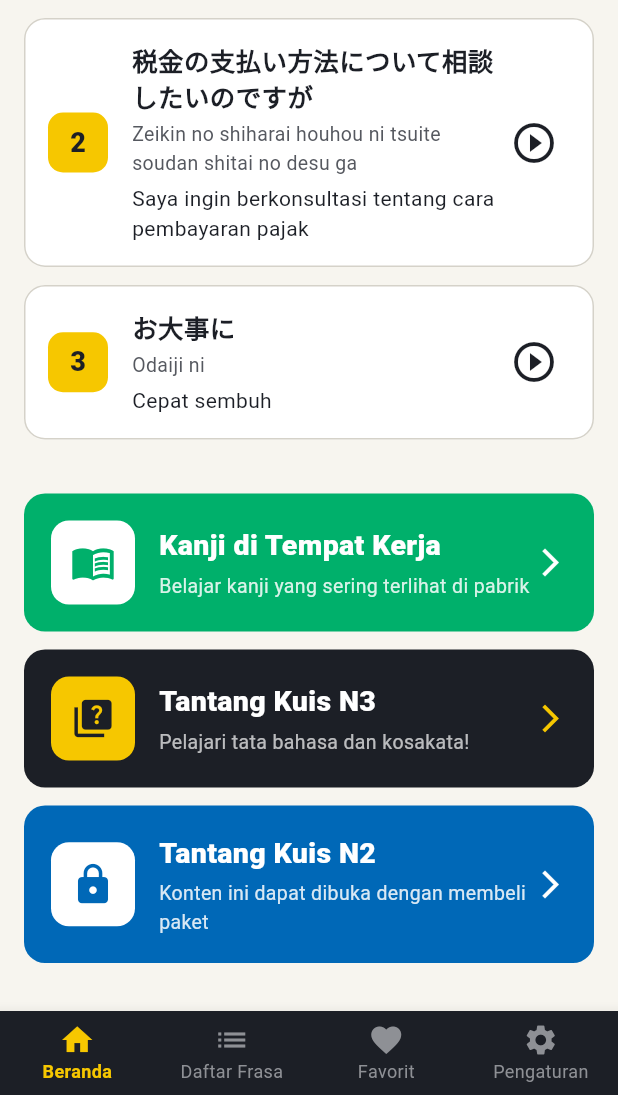
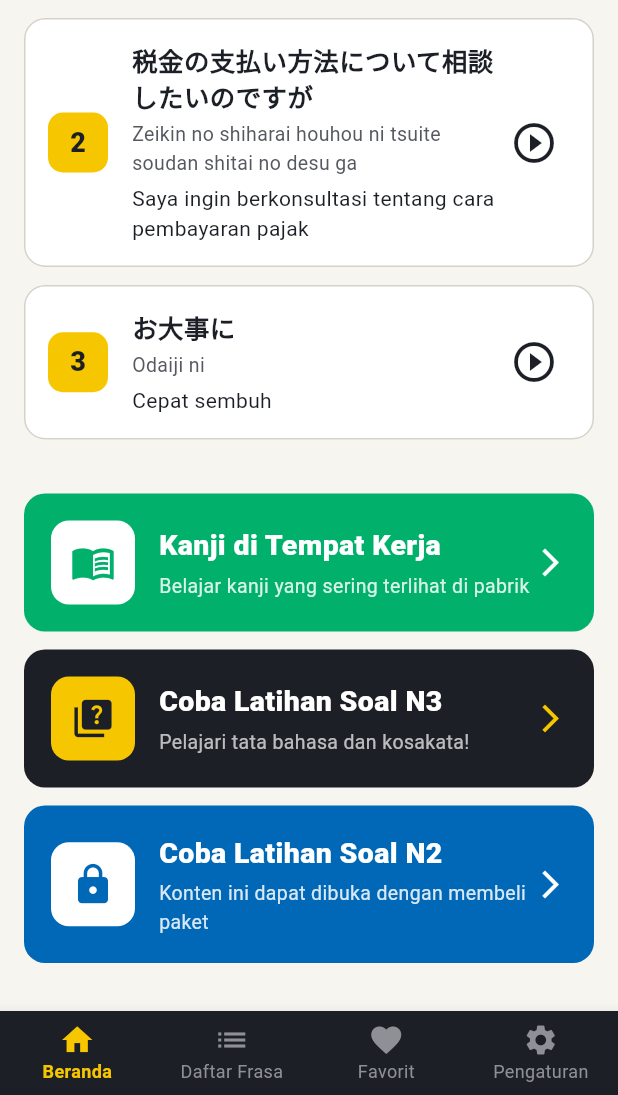
Before and after one commit to yuuki45/genba-nihongo, a Flutter app: the screen it shows after launch, scrolled down 336 dp, on a phone screen of 412 x 824 dp, the part 141-1236 px from its top. Run offline on Flutter 3.47's test engine with Material 3 defaults, Android fonts, the phone set to English and light mode, and no system bars; our stand-ins replace flutter_riverpod, flutter_tts, in_app_purchase, shared_preferences, sqflite; accounts and stored records are empty; Roboto replaces fonts that are missing (BIZUDPGothic, ZenMaruGothic).

Commit message:
JLPTコンテンツの名称を「クイズ」から「演習問題」に変更
- ja: N3演習問題 / N2演習問題（タイトル・ホームカード）
- id: Latihan Soal N3 / Latihan Soal N2
- 完了画面の文言は漢字クイズと共用のため中立的な表現に変更
  （クイズ完了！→おつかれさまでした！）
- 漢字機能のクイズ（読み/意味/苦手）は従来どおり「クイズ」のまま

Co-Authored-By: Claude Opus 4.8 (1M context) <noreply@anthropic.com>

```diff
--- a/lib/l10n/app_id.arb
+++ b/lib/l10n/app_id.arb
@@ -256,12 +256,12 @@
     "description": "Pesan ketika hasil pencarian tidak ditemukan"
   },
 
-  "quizTitle": "Kuis N3",
+  "quizTitle": "Latihan Soal N3",
   "@quizTitle": {
     "description": "Judul layar kuis"
   },
 
-  "quizCardTitle": "Tantang Kuis N3",
+  "quizCardTitle": "Coba Latihan Soal N3",
   "@quizCardTitle": {
     "description": "Judul kartu kuis di layar beranda"
   },
@@ -296,7 +296,7 @@
     "description": "Judul layar hasil"
   },
 
-  "quizCompleted": "Kuis Selesai!",
+  "quizCompleted": "Selesai! Kerja bagus!",
   "@quizCompleted": {
     "description": "Pesan kuis selesai"
   },
@@ -366,12 +366,12 @@
     "description": "Terakhir diperbarui"
   },
 
-  "quizTitleN2": "Kuis N2",
+  "quizTitleN2": "Latihan Soal N2",
   "@quizTitleN2": {
     "description": "Judul layar kuis N2"
   },
 
-  "quizCardTitleN2": "Tantang Kuis N2",
+  "quizCardTitleN2": "Coba Latihan Soal N2",
   "@quizCardTitleN2": {
     "description": "Judul kartu kuis N2 di layar beranda"
   },
--- a/lib/l10n/app_localizations_id.dart
+++ b/lib/l10n/app_localizations_id.dart
@@ -164,10 +164,10 @@ class AppLocalizationsId extends AppLocalizations {
   String get noSearchResults => 'Tidak ada hasil pencarian';
 
   @override
-  String get quizTitle => 'Kuis N3';
+  String get quizTitle => 'Latihan Soal N3';
 
   @override
-  String get quizCardTitle => 'Tantang Kuis N3';
+  String get quizCardTitle => 'Coba Latihan Soal N3';
 
   @override
   String get quizCardDescription => 'Pelajari tata bahasa dan kosakata!';
@@ -188,7 +188,7 @@ class AppLocalizationsId extends AppLocalizations {
   String get quizResultTitle => 'Hasil';
 
   @override
-  String get quizCompleted => 'Kuis Selesai!';
+  String get quizCompleted => 'Selesai! Kerja bagus!';
 
   @override
   String get quizYourScore => 'Skor Anda';
@@ -231,10 +231,10 @@ class AppLocalizationsId extends AppLocalizations {
   String get lastUpdated => 'Terakhir Diperbarui';
 
   @override
-  String get quizTitleN2 => 'Kuis N2';
+  String get quizTitleN2 => 'Latihan Soal N2';
 
   @override
-  String get quizCardTitleN2 => 'Tantang Kuis N2';
+  String get quizCardTitleN2 => 'Coba Latihan Soal N2';
 
   @override
   String get quizCardDescriptionN2 =>
--- a/lib/presentation/screens/quiz/quiz_screen.dart
+++ b/lib/presentation/screens/quiz/quiz_screen.dart
@@ -6,7 +6,7 @@ import '../../providers/settings_provider.dart';
 import '../../widgets/locked_content_banner.dart';
 import '../../../l10n/app_localizations.dart';
 
-/// JLPTクイズ画面（N3: 無料 / N2: 対策パック）
+/// JLPT演習問題画面（N3: 無料 / N2: 対策パック）
 class QuizScreen extends ConsumerStatefulWidget {
   /// 出題するJLPTレベル（'N3' または 'N2'）
   final String jlptLevel;
```
Also changed, not shown: lib/l10n/app_ja.arb (+5 -5 lines), lib/l10n/app_localizations.dart (+5 -5 lines), lib/l10n/app_localizations_ja.dart (+5 -5 lines), lib/presentation/screens/home/home_screen.dart (+4 -4 lines), 1 other file.
